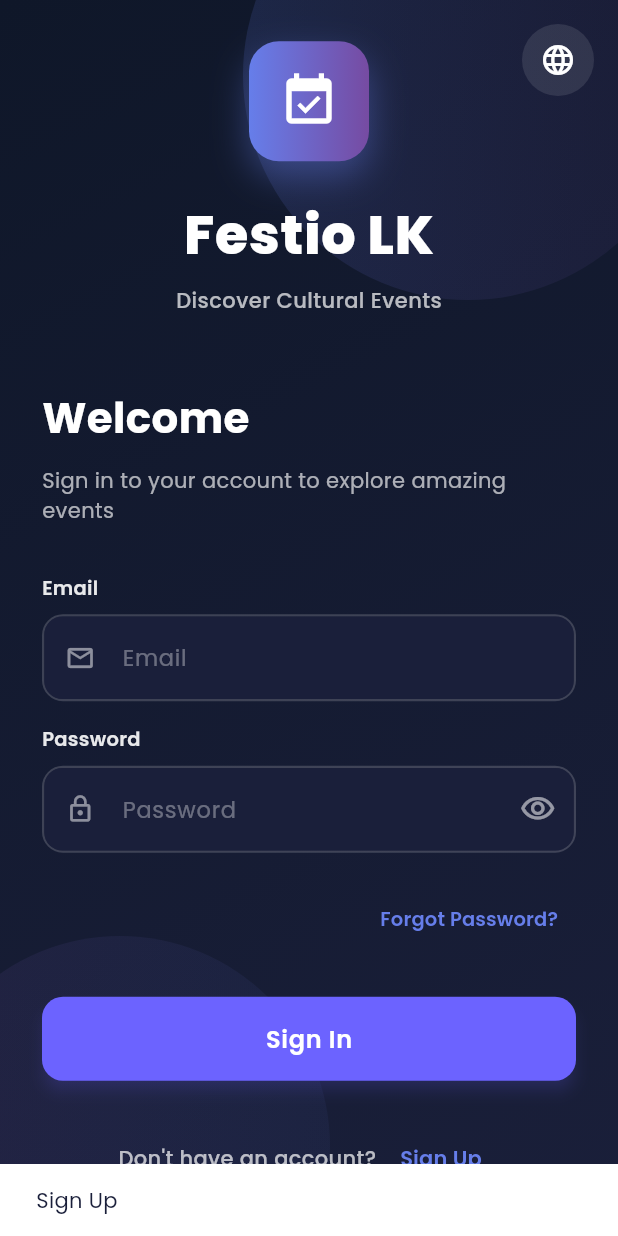
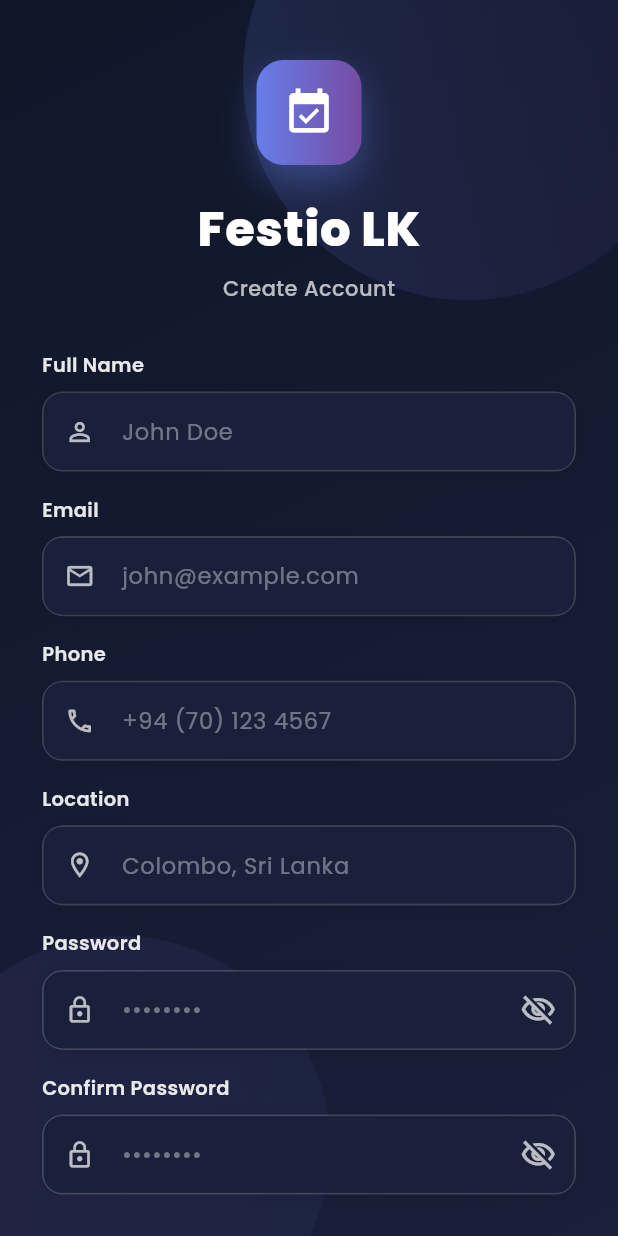
Before and after one commit to Gaythra2001/Festio_lk, a Flutter app: the screen it shows after launch, after a tap on "Sign Up", on a phone screen of 412 x 824 dp. Run offline on Flutter 3.47's test engine with Material 3 defaults, Android fonts, the phone set to English and light mode, and no system bars; our stand-ins replace cloud_firestore, easy_localization, firebase_auth, firebase_core, firebase_storage, google_fonts and 2 more; accounts and stored records are empty; generated files the repository leaves out were written again; network calls fail.

Commit message:
user register update

```diff
--- /dev/null
+++ b/lib/core/providers/user_data_provider.dart
@@ -0,0 +1,68 @@
+import 'package:flutter/foundation.dart';
+
+class UserDataProvider extends ChangeNotifier {
+  String? _email;
+  String? _fullName;
+  String? _location;
+  String? _phone;
+  bool _isLoggedIn = false;
+
+  // Getters
+  String? get email => _email;
+  String? get fullName => _fullName;
+  String? get location => _location;
+  String? get phone => _phone;
+  bool get isLoggedIn => _isLoggedIn;
+
+  // Register user
+  void registerUser({
+    required String email,
+    required String fullName,
+    required String phone,
+    required String location,
+  }) {
+    _email = email;
+    _fullName = fullName;
+    _phone = phone;
+    _location = location;
+    _isLoggedIn = true;
+    notifyListeners();
+  }
+
+  // Login user (with existing data or new data)
+  void loginUser({
+    required String email,
+    String? fullName,
+    String? phone,
+    String? location,
+  }) {
+    _email = email;
+    if (fullName != null) _fullName = fullName;
+    if (phone != null) _phone = phone;
+    if (location != null) _location = location;
+    _isLoggedIn = true;
+    notifyListeners();
+  }
+
+  // Logout user
+  void logoutUser() {
+    _email = null;
+    _fullName = null;
+    _phone = null;
+    _location = null;
+    _isLoggedIn = false;
+    notifyListeners();
+  }
+
+  // Update user data
+  void updateUserData({
+    String? fullName,
+    String? phone,
+    String? location,
+  }) {
+    if (fullName != null) _fullName = fullName;
+    if (phone != null) _phone = phone;
+    if (location != null) _location = location;
+    notifyListeners();
+  }
+}
--- a/lib/main.dart
+++ b/lib/main.dart
@@ -7,6 +7,7 @@ import 'package:festio_lk/core/providers/auth_provider.dart';
 import 'package:festio_lk/core/providers/event_provider.dart';
 import 'package:festio_lk/core/providers/booking_provider.dart';
 import 'package:festio_lk/core/providers/notification_provider.dart';
+import 'package:festio_lk/core/providers/user_data_provider.dart';
 
 void main() async {
   WidgetsFlutterBinding.ensureInitialized();
@@ -38,6 +39,7 @@ class MyApp extends StatelessWidget {
         ChangeNotifierProvider(create: (_) => EventProvider()),
         ChangeNotifierProvider(create: (_) => BookingProvider()),
         ChangeNotifierProvider(create: (_) => NotificationProvider()),
+        ChangeNotifierProvider(create: (_) => UserDataProvider()),
       ],
       child: MaterialApp(
         title: 'Festio LK',
--- a/lib/screens/auth/modern_login_screen.dart
+++ b/lib/screens/auth/modern_login_screen.dart
@@ -1,8 +1,11 @@
 import 'package:flutter/material.dart';
 import 'package:google_fonts/google_fonts.dart';
 import 'package:easy_localization/easy_localization.dart';
+import 'package:provider/provider.dart';
 import '../home/modern_home_screen.dart';
 import '../../widgets/language_selector.dart';
+import '../../core/providers/user_data_provider.dart';
+import 'modern_registration_screen.dart';
 
 class ModernLoginScreen extends StatefulWidget {
   const ModernLoginScreen({super.key});
@@ -32,8 +35,13 @@ class _ModernLoginScreenState extends State<ModernLoginScreen> {
       // This simulates a login - no actual Firebase needed
       await Future.delayed(const Duration(seconds: 1));
 
-      // Navigate to home screen
+      // Store user data in provider
       if (mounted) {
+        Provider.of<UserDataProvider>(context, listen: false).loginUser(
+          email: _emailController.text,
+        );
+
+        // Navigate to home screen
         Navigator.of(context).pushReplacement(
           MaterialPageRoute(builder: (_) => const ModernHomeScreen()),
         );
@@ -297,8 +305,10 @@ class _ModernLoginScreenState extends State<ModernLoginScreen> {
                         ),
                         TextButton(
                           onPressed: () {
-                            ScaffoldMessenger.of(context).showSnackBar(
-                              SnackBar(content: Text('sign_up'.tr())),
+                            Navigator.of(context).pushReplacement(
+                              MaterialPageRoute(
+                                  builder: (_) =>
+                                      const ModernRegistrationScreen()),
                             );
                           },
                           child: Text(
--- /dev/null
+++ b/lib/screens/auth/modern_registration_screen.dart
@@ -0,0 +1,473 @@
+import 'package:flutter/material.dart';
+import 'package:google_fonts/google_fonts.dart';
+import 'package:easy_localization/easy_localization.dart';
+import 'package:provider/provider.dart';
+import '../../core/providers/user_data_provider.dart';
+import 'modern_login_screen.dart';
+
+class ModernRegistrationScreen extends StatefulWidget {
+  const ModernRegistrationScreen({super.key});
+
+  @override
+  State<ModernRegistrationScreen> createState() => _ModernRegistrationScreenState();
+}
+
+class _ModernRegistrationScreenState extends State<ModernRegistrationScreen> {
+  final _fullNameController = TextEditingController();
+  final _emailController = TextEditingController();
+  final _phoneController = TextEditingController();
+  final _locationController = TextEditingController();
+  final _passwordController = TextEditingController();
+  final _confirmPasswordController = TextEditingController();
+  bool _obscurePassword = true;
+  bool _obscureConfirmPassword = true;
+  bool _isLoading = false;
+  bool _agreeToTerms = false;
+
+  Future<void> _handleRegistration() async {
+    // Validation
+    if (_fullNameController.text.isEmpty ||
+        _emailController.text.isEmpty ||
+        _phoneController.text.isEmpty ||
+        _locationController.text.isEmpty ||
+        _passwordController.text.isEmpty ||
+        _confirmPasswordController.text.isEmpty) {
+      ScaffoldMessenger.of(context).showSnackBar(
+        SnackBar(content: Text('all_fields_required'.tr())),
+      );
+      return;
+    }
+
+    if (_passwordController.text != _confirmPasswordController.text) {
+      ScaffoldMessenger.of(context).showSnackBar(
+        const SnackBar(content: Text('Passwords do not match')),
+      );
+      return;
+    }
+
+    if (!_agreeToTerms) {
+      ScaffoldMessenger.of(context).showSnackBar(
+        const SnackBar(content: Text('Please agree to terms and conditions')),
+      );
+      return;
+    }
+
+    setState(() => _isLoading = true);
+
+    try {
+      await Future.delayed(const Duration(seconds: 2));
+
+      if (mounted) {
+        // Register user in provider
+        Provider.of<UserDataProvider>(context, listen: false).registerUser(
+          email: _emailController.text,
+          fullName: _fullNameController.text,
+          phone: _phoneController.text,
+          location: _locationController.text,
+        );
+
+        ScaffoldMessenger.of(context).showSnackBar(
+          const SnackBar(content: Text('Registration successful! Please login.')),
+        );
+
+        // Navigate back to login
+        if (mounted) {
+          Navigator.of(context).pushReplacement(
+            MaterialPageRoute(builder: (_) => const ModernLoginScreen()),
+          );
+        }
+      }
+    } catch (e) {
+      if (mounted) {
+        ScaffoldMessenger.of(context).showSnackBar(
+          SnackBar(content: Text('Registration failed: $e')),
+        );
+      }
+    } finally {
+      if (mounted) {
+        setState(() => _isLoading = false);
+      }
+    }
+  }
+
+  @override
+  void dispose() {
+    _fullNameController.dispose();
+    _emailController.dispose();
+    _phoneController.dispose();
+    _locationController.dispose();
+    _passwordController.dispose();
+    _confirmPasswordController.dispose();
+    super.dispose();
+  }
+
+  @override
+  Widget build(BuildContext context) {
+    return Scaffold(
+      body: Stack(
+        children: [
+          Container(
+            decoration: const BoxDecoration(
+              gradient: LinearGradient(
+                begin: Alignment.topLeft,
+                end: Alignment.bottomRight,
+                colors: [
+                  Color(0xFF0F1729),
+                  Color(0xFF1A1F3A),
+                ],
+              ),
+            ),
+          ),
+          // Decorative accent blobs
+          Positioned(
+            top: -100,
+            right: -50,
+            child: Container(
+              width: 300,
+              height: 300,
+              decoration: BoxDecoration(
+                shape: BoxShape.circle,
+                gradient: LinearGradient(
+                  colors: [
+                    const Color(0xFF667eea).withOpacity(0.15),
+                    const Color(0xFF764ba2).withOpacity(0.08),
+                  ],
+                ),
+              ),
+            ),
+          ),
+          Positioned(
+            bottom: -80,
+            left: -60,
+            child: Container(
+              width: 280,
+              height: 280,
+              decoration: BoxDecoration(
+                shape: BoxShape.circle,
+                gradient: LinearGradient(
+                  colors: [
+                    const Color(0xFF764ba2).withOpacity(0.12),
+                    const Color(0xFF667eea).withOpacity(0.06),
+                  ],
+                ),
+              ),
+            ),
+          ),
+          SafeArea(
+            child: SingleChildScrollView(
+              padding: const EdgeInsets.symmetric(horizontal: 28, vertical: 20),
+              child: Column(
+                mainAxisAlignment: MainAxisAlignment.center,
+                children: [
+                  const SizedBox(height: 20),
+                  // Professional Logo/Branding
+                  Container(
+                    width: 70,
+                    height: 70,
+                    decoration: BoxDecoration(
+                      gradient: const LinearGradient(
+                        colors: [Color(0xFF667eea), Color(0xFF764ba2)],
+                      ),
+                      borderRadius: BorderRadius.circular(18),
+                      boxShadow: [
+                        BoxShadow(
+                          color: const Color(0xFF667eea).withOpacity(0.4),
+                          blurRadius: 20,
+                          offset: const Offset(0, 10),
+                        ),
+                      ],
+                    ),
+                    child: const Icon(
+                      Icons.event_available,
+                      size: 35,
+                      color: Colors.white,
+                    ),
+                  ),
+
+                  const SizedBox(height: 20),
+
+                  // Brand name
+                  Text(
+                    'Festio LK',
+                    style: GoogleFonts.poppins(
+                      fontSize: 32,
+                      fontWeight: FontWeight.w800,
+                      color: Colors.white,
+                      letterSpacing: 0.5,
+                    ),
+                  ),
+
+                  const SizedBox(height: 6),
+
+                  // Tagline
+                  Text(
+                    'Create Account',
+                    style: GoogleFonts.poppins(
+                      fontSize: 14,
+                      fontWeight: FontWeight.w500,
+                      color: Colors.white70,
+                      letterSpacing: 0.3,
+                    ),
+                  ),
+
+                  const SizedBox(height: 32),
+
+                  // Full Name Field
+                  _buildTextField(
+                    controller: _fullNameController,
+                    hintText: 'John Doe',
+                    label: 'Full Name',
+                    prefixIcon: Icons.person_outline,
+                  ),
+
+                  const SizedBox(height: 16),
+
+                  // Email Field
+                  _buildTextField(
+                    controller: _emailController,
+                    hintText: 'john@example.com',
+                    label: 'Email',
+                    prefixIcon: Icons.email_outlined,
+                    keyboardType: TextInputType.emailAddress,
+                  ),
+
+                  const SizedBox(height: 16),
+
+                  // Phone Field
+                  _buildTextField(
+                    controller: _phoneController,
+                    hintText: '+94 (70) 123 4567',
+                    label: 'Phone',
+                    prefixIcon: Icons.phone_outlined,
+                    keyboardType: TextInputType.phone,
+                  ),
+
+                  const SizedBox(height: 16),
+
+                  // Location Field
+                  _buildTextField(
+                    controller: _locationController,
+                    hintText: 'Colombo, Sri Lanka',
+                    label: 'Location',
+                    prefixIcon: Icons.location_on_outlined,
+                  ),
+
+                  const SizedBox(height: 16),
+
+                  // Password Field
+                  _buildTextField(
+                    controller: _passwordController,
+                    hintText: '••••••••',
+                    label: 'Password',
+                    prefixIcon: Icons.lock_outline,
+                    obscureText: _obscurePassword,
+                    suffixIcon: IconButton(
+                      icon: Icon(
+                        _obscurePassword
+                            ? Icons.visibility_off_outlined
+                            : Icons.visibility_outlined,
+                        color: Colors.white70,
+                      ),
+                      onPressed: () {
+                        setState(() => _obscurePassword = !_obscurePassword);
+                      },
+                    ),
+                  ),
+
+                  const SizedBox(height: 16),
+
+                  // Confirm Password Field
+                  _buildTextField(
+                    controller: _confirmPasswordController,
+                    hintText: '••••••••',
+                    label: 'Confirm Password',
+                    prefixIcon: Icons.lock_outline,
+                    obscureText: _obscureConfirmPassword,
+                    suffixIcon: IconButton(
+                      icon: Icon(
+                        _obscureConfirmPassword
+                            ? Icons.visibility_off_outlined
+                            : Icons.visibility_outlined,
+                        color: Colors.white70,
+                      ),
+                      onPressed: () {
+                        setState(
+                            () => _obscureConfirmPassword = !_obscureConfirmPassword);
+                      },
+                    ),
+                  ),
+
+                  const SizedBox(height: 16),
+
+                  // Terms and Conditions
+                  Row(
+                    children: [
+                      Checkbox(
+                        value: _agreeToTerms,
+                        onChanged: (value) {
+                          setState(() => _agreeToTerms = value ?? false);
+                        },
+                        fillColor: MaterialStateProperty.all(
+                          _agreeToTerms
+                              ? const Color(0xFF667eea)
+                              : Colors.white.withOpacity(0.2),
+                        ),
+                      ),
+                      Expanded(
+                        child: Text(
+                          'I agree to Terms & Conditions',
+                          style: GoogleFonts.poppins(
+                            color: Colors.white70,
+                            fontSize: 13,
+                          ),
+                        ),
+                      ),
+                    ],
+                  ),
+
+                  const SizedBox(height: 24),
+
+                  // Register Button
+                  SizedBox(
+                    width: double.infinity,
+                    height: 56,
+                    child: ElevatedButton(
+                      onPressed: _isLoading ? null : _handleRegistration,
+                      style: ElevatedButton.styleFrom(
+                        backgroundColor: const Color(0xFF667eea),
+                        disabledBackgroundColor:
+                            const Color(0xFF667eea).withOpacity(0.5),
+                        shape: RoundedRectangleBorder(
+                          borderRadius: BorderRadius.circular(14),
+                        ),
+                        elevation: 8,
+                      ),
+                      child: _isLoading
+                          ? const SizedBox(
+                              width: 24,
+                              height: 24,
+                              child: CircularProgressIndicator(
+                                strokeWidth: 2,
+                                valueColor: AlwaysStoppedAnimation<Color>(
+                                    Colors.white),
+                              ),
+                            )
+                          : Text(
+                              'Create Account',
+                              style: GoogleFonts.poppins(
+                                fontWeight: FontWeight.w600,
+                                fontSize: 16,
+                                color: Colors.white,
+                                letterSpacing: 0.5,
+                              ),
+                            ),
+                    ),
+                  ),
+
+                  const SizedBox(height: 16),
+
+                  // Login Link
+                  Row(
+                    mainAxisAlignment: MainAxisAlignment.center,
+                    children: [
+                      Text(
+                        'Already have an account? ',
+                        style: GoogleFonts.poppins(
+                          color: Colors.white70,
+                          fontSize: 14,
+                          fontWeight: FontWeight.w500,
+                        ),
+                      ),
+                      TextButton(
+                        onPressed: () {
+                          Navigator.of(context).pushReplacement(
+                            MaterialPageRoute(
+                                builder: (_) => const ModernLoginScreen()),
+                          );
+                        },
+                        child: Text(
+                          'Login',
+                          style: GoogleFonts.poppins(
+                            color: const Color(0xFF667eea),
+                            fontWeight: FontWeight.w600,
+                            fontSize: 14,
+                          ),
+                        ),
+                      ),
+                    ],
+                  ),
+                ],
+              ),
+            ),
+          ),
+        ],
+      ),
+    );
+  }
+
+  Widget _buildTextField({
+    required TextEditingController controller,
+    required String hintText,
+    required String label,
+    required IconData prefixIcon,
+    bool obscureText = false,
+    Widget? suffixIcon,
+    TextInputType? keyboardType,
+  }) {
+    return Column(
+      crossAxisAlignment: CrossAxisAlignment.start,
+      mainAxisSize: MainAxisSize.min,
+      children: [
+        Text(
+          label,
+          style: GoogleFonts.poppins(
+            fontSize: 13,
+            fontWeight: FontWeight.w600,
+            color: Colors.white.withOpacity(0.9),
+          ),
+        ),
+        const SizedBox(height: 8),
+        Container(
+          decoration: BoxDecoration(
+            color: Colors.white.withOpacity(0.06),
+            borderRadius: BorderRadius.circular(14),
+            border: Border.all(
+              color: Colors.white.withOpacity(0.12),
+              width: 1.2,
+            ),
+            boxShadow: [
+              BoxShadow(
+                color: Colors.black.withOpacity(0.1),
+                blurRadius: 8,
+                offset: const Offset(0, 2),
+              ),
+            ],
+          ),
+          child: TextField(
+            controller: controller,
+            obscureText: obscureText,
+            keyboardType: keyboardType,
+            style: GoogleFonts.poppins(
+              color: Colors.white,
+              fontSize: 15,
+            ),
+            decoration: InputDecoration(
+              hintText: hintText,
+              hintStyle: GoogleFonts.poppins(
+                color: Colors.white38,
+                fontSize: 15,
+              ),
+              prefixIcon: Icon(prefixIcon, color: Colors.white70, size: 20),
+              suffixIcon: suffixIcon,
+              border: InputBorder.none,
+              contentPadding: const EdgeInsets.symmetric(
+                vertical: 14,
+                horizontal: 4,
+              ),
+            ),
+          ),
+        ),
+      ],
+    );
+  }
+}
```
Also changed, not shown: lib/screens/profile/modern_profile_screen.dart (+84 -1 lines).
